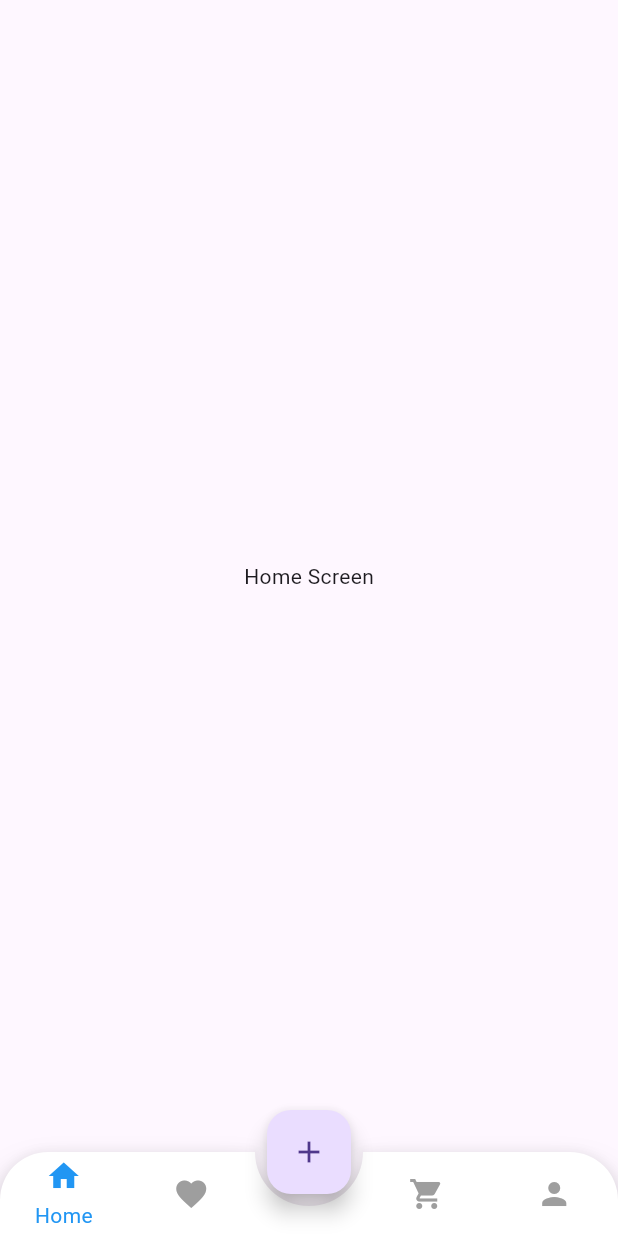
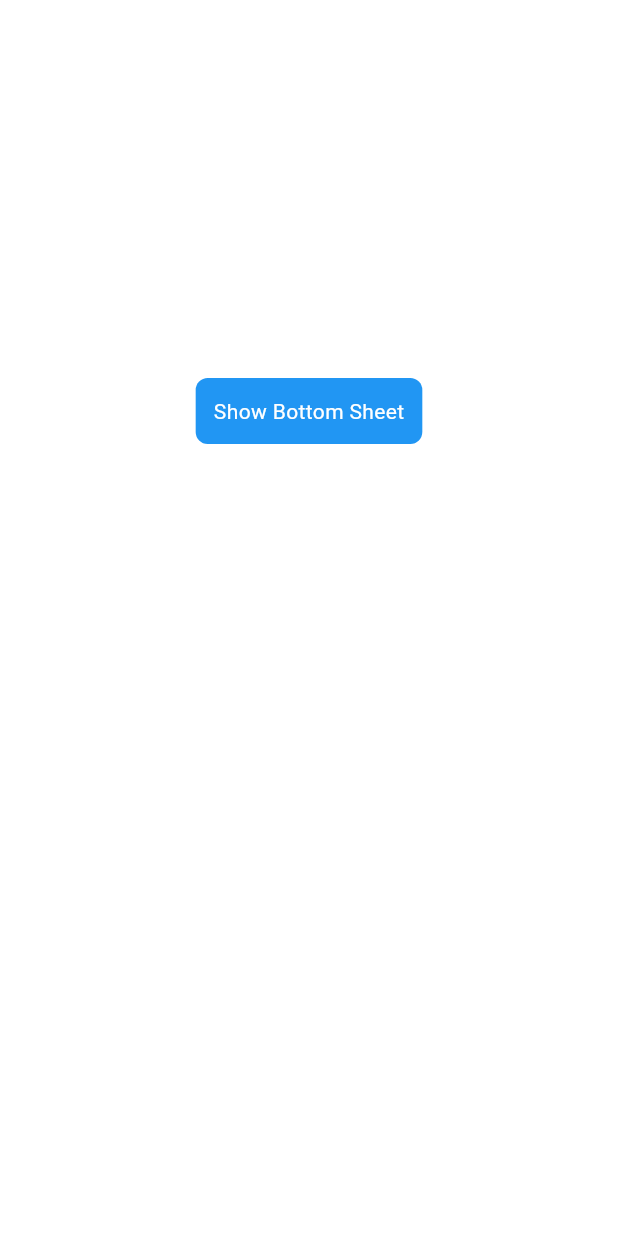
Before and after one commit to Ferdaus0001/Online-Learning-App-Desing, a Flutter app: the screen it shows after launch, on a phone screen of 412 x 824 dp. Run offline on Flutter 3.47's test engine with Material 3 defaults, Android fonts, the phone set to English and light mode, and no system bars; our stand-ins replace animated_bottom_navigation_bar, curved_navigation_bar, get, introduction_screen, liquid_progress_indicator_v2, liquid_swipe and 2 more.

Commit message:
sove problmes

```diff
--- a/lib/future/bootom_navigabar/animated_bottom_navigation_bar2.dart
+++ b/lib/future/bootom_navigabar/animated_bottom_navigation_bar2.dart
@@ -24,10 +24,12 @@ class _AnimatedBottomNavigationBar2State
   final Color notActiveNavigationBarColor = Colors.grey;
 
   final List<Widget> pages = [
+
     Center(child: Text("Home Screen")),
     Center(child: Text("Favorite Screen")),
     Center(child: Text("Cart Screen")),
     Center(child: Text("Profile Screen")),
+
   ];
 
   @override
--- /dev/null
+++ b/lib/future/tabbar_screen/tabbar_screen.dart
@@ -0,0 +1,51 @@
+import 'package:flutter/material.dart';
+
+
+import '../warp_widget/d.dart';
+
+class TabbarScreen extends StatefulWidget {
+  const TabbarScreen({super.key});
+
+  @override
+  State<TabbarScreen> createState() => _TabbarScreenState();
+}
+
+class _TabbarScreenState extends State<TabbarScreen> {
+  @override
+  Widget build(BuildContext context) {
+    return Scaffold(
+      backgroundColor: Colors.white,
+      body: Padding(
+        padding: const EdgeInsets.all(8.0),
+        child: Column(
+          children: [
+            const Padding(padding: EdgeInsets.symmetric(vertical: 122)),
+            Center(
+              child: GestureDetector(
+                onTap: () {
+                  showModalBottomSheet(
+                    context: context,
+                    builder: (BuildContext context) {
+                      return const DScreen();
+                    },
+                  );
+                },
+                child: Container(
+                  padding: const EdgeInsets.all(12),
+                  decoration: BoxDecoration(
+                    color: Colors.blue,
+                    borderRadius: BorderRadius.circular(8),
+                  ),
+                  child: const Text(
+                    'Show Bottom Sheet',
+                    style: TextStyle(color: Colors.white),
+                  ),
+                ),
+              ),
+            ),
+          ],
+        ),
+      ),
+    );
+  }
+}
--- a/lib/main.dart
+++ b/lib/main.dart
@@ -1,6 +1,7 @@
 
 import 'package:flutter/cupertino.dart';
 import 'package:flutter/material.dart';
+import 'package:get/get_navigation/src/root/get_material_app.dart';
 
 import 'future/bootom_navigabar/animated_bottom_navigation_bar.dart';
 import 'future/bootom_navigabar/animated_bottom_navigation_bar2.dart';
@@ -13,6 +14,8 @@ import 'future/linear_gradent/presenation/linear_gradent.dart';
 import 'future/loding/presentation/loding_screen.dart';
 import 'future/onboding/presentation/onboarding_screen.dart';
 import 'future/introduction_screen/introduction_screen.dart';
+import 'future/tabbar_screen/tabbar_screen.dart';
+import 'future/warp_widget/d.dart';
 import 'future/warp_widget/presentationj/wirp_screen.dart';
 
 
@@ -29,9 +32,9 @@ class MyApp extends StatelessWidget {
   // This widget is the root of your application.
   @override
   Widget build(BuildContext context) {
-    return MaterialApp(
+    return GetMaterialApp(
       debugShowCheckedModeBanner: false,
-     home:  AnimatedBottomNavigationBar2(),
+     home:  TabbarScreen(),
     );
   }
 }
--- a/pubspec.yaml
+++ b/pubspec.yaml
@@ -43,6 +43,7 @@ dependencies:
   water_drop_nav_bar: ^2.2.2
   animated_bottom_navigation_bar: ^1.3.3
   curved_navigation_bar: ^1.0.6
+  get:
 
 
 dev_dependencies:
```
Also changed, not shown: lib/future/warp_widget/d.dart (added, +25 -0 lines), pubspec.lock.
